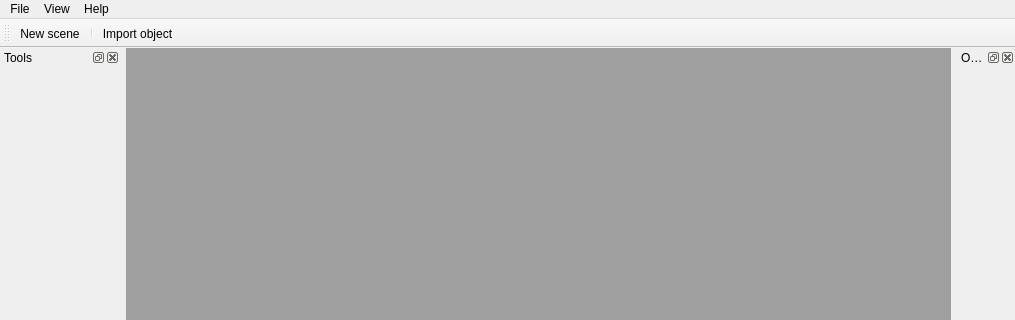
Qt form GUI/Workspace.ui (HonghuaLi/stacker) before a commit; both pictures show x 0 to 1015 and y 0 to 320 of the 1015 by 671 pixel window.
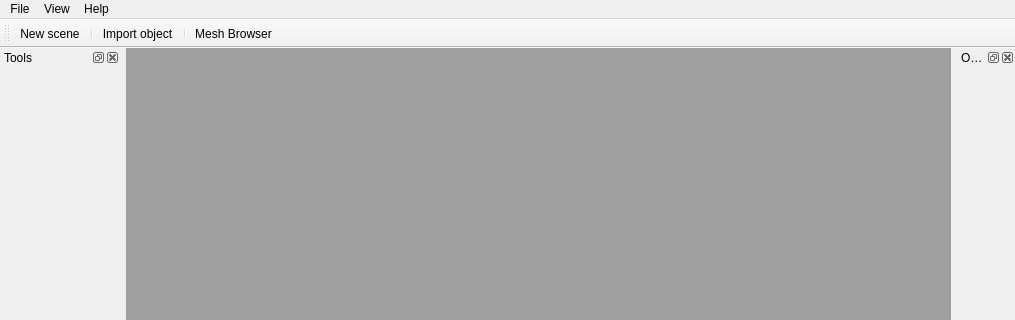
The same form after that commit. Icons and pictures are not drawn.

Commit message: Mesh browser initial code.

What changed in the file:
```diff
--- a/GUI/Workspace.ui
+++ b/GUI/Workspace.ui
@@ -86,6 +86,8 @@
    <addaction name="actionNewScene"/>
    <addaction name="separator"/>
    <addaction name="actionImportObject"/>
+   <addaction name="separator"/>
+   <addaction name="actionMeshBrowser"/>
   </widget>
   <widget class="QDockWidget" name="leftDock">
    <property name="minimumSize">
@@ -155,6 +157,15 @@
     <string>Change camera projection</string>
    </property>
   </action>
+  <action name="actionMeshBrowser">
+   <property name="icon">
+    <iconset resource="../Workspace.qrc">
+     <normaloff>:/Workspace/Resources/icons/browse.ico</normaloff>:/Workspace/Resources/icons/browse.ico</iconset>
+   </property>
+   <property name="text">
+    <string>Mesh Browser</string>
+   </property>
+  </action>
  </widget>
  <layoutdefault spacing="6" margin="11"/>
  <resources>
```
The commit also changes 12 other files.
